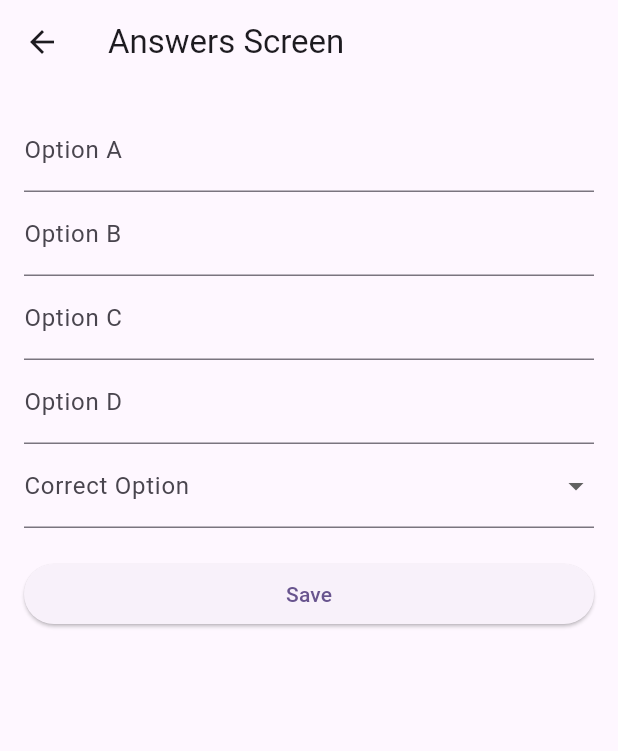
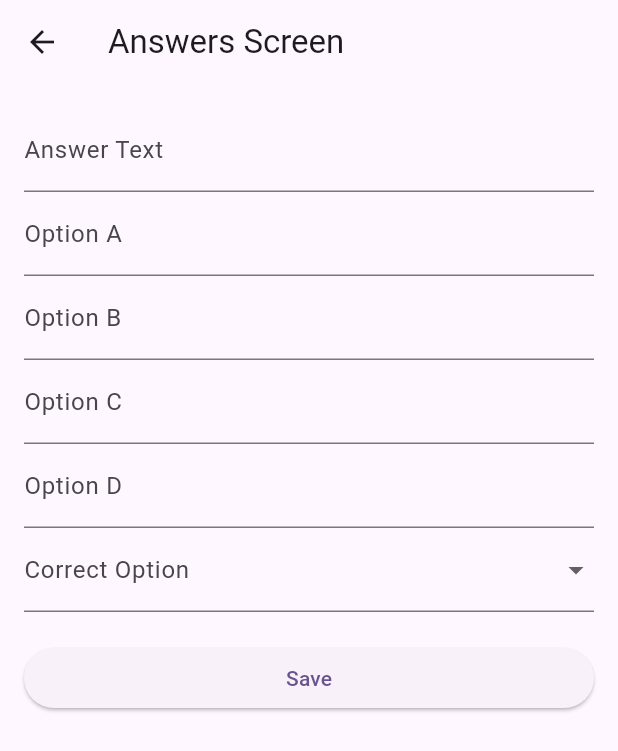
Before and after one commit to Umwe/Flutter-Umwe-mobile_app, a Flutter app: the AnswersScreen screen opened directly, after a tap on "Save", on a phone screen of 412 x 824 dp. Shown: the top 751 px of the screen. Run offline on Flutter 3.47's test engine with Material 3 defaults, Android fonts, the phone set to English and light mode, and no system bars; network calls fail.

Commit message:
morning 22 commit

```diff
--- a/lib/CreateAnswersScreen.dart
+++ b/lib/CreateAnswersScreen.dart
@@ -12,6 +12,7 @@ class AnswersScreen extends StatefulWidget {
 }
 
 class _AnswersScreenState extends State<AnswersScreen> {
+  final TextEditingController _answerTextController = TextEditingController();
   final TextEditingController _optionAController = TextEditingController();
   final TextEditingController _optionBController = TextEditingController();
   final TextEditingController _optionCController = TextEditingController();
@@ -44,6 +45,10 @@ class _AnswersScreenState extends State<AnswersScreen> {
         child: Column(
           crossAxisAlignment: CrossAxisAlignment.stretch,
           children: [
+            TextField(
+              controller: _answerTextController,
+              decoration: InputDecoration(labelText: 'Answer Text'),
+            ),
             TextField(
               controller: _optionAController,
               decoration: InputDecoration(labelText: 'Option A'),
@@ -80,7 +85,10 @@ class _AnswersScreenState extends State<AnswersScreen> {
               onPressed: () async {
                 // Prepare the data to send in the POST request
                 Map<String, dynamic> postData = {
-                  'question': widget.questionId,
+                  'question': {
+                    'questionId': widget.questionId,
+                  },
+                  'answerText': _answerTextController.text,
                   'optionA': _optionAController.text,
                   'optionB': _optionBController.text,
                   'optionC': _optionCController.text,
@@ -91,7 +99,7 @@ class _AnswersScreenState extends State<AnswersScreen> {
                 // Send the HTTP POST request
                 try {
                   final response = await http.post(
-                    Uri.parse('http://localhost:8080/answer/save'),
+                    Uri.parse('http://your_spring_controller_url/save'),
                     headers: <String, String>{
                       'Content-Type': 'application/json; charset=UTF-8',
                     },
```
